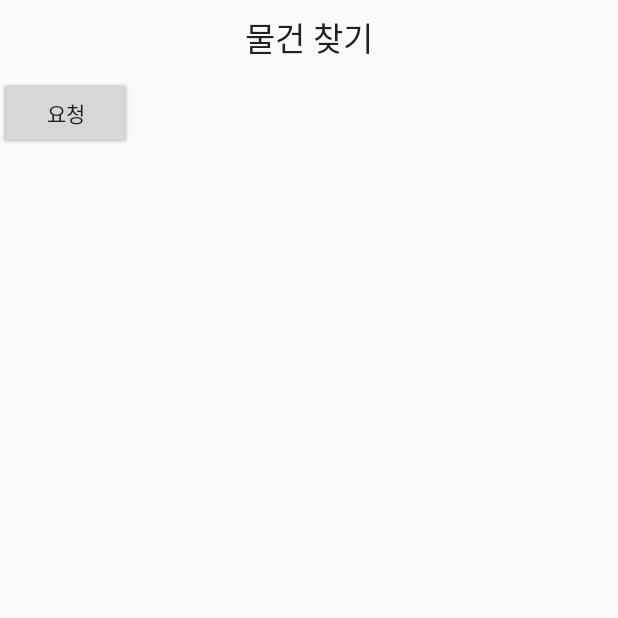
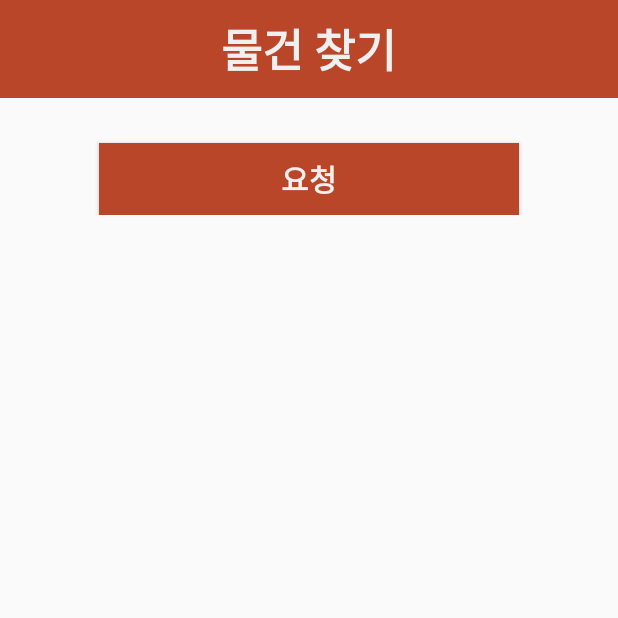
Before and after one commit to HyunIm/2018_Capstone_D.VA_Src_java, an Android app: the Find_Thing screen opened directly, with no data from a screen before it, on a phone screen of 412 x 824 dp, the top half of it. Run offline under Robolectric (Android 15) with nearby library versions, the phone set to English and light mode, and no system bars; network calls fail.

Commit message:
#1514 Mod Find_Thing UI
activity_find_thing.xml 수정

- Theme, Color, Size, Style 수정

```diff
--- a/DVa_app_project/app/src/main/java/com/example/a201311177/dva_app_project/Find_Thing.java
+++ b/DVa_app_project/app/src/main/java/com/example/a201311177/dva_app_project/Find_Thing.java
@@ -1,7 +1,9 @@
 package com.example.a201311177.dva_app_project;
 
+import android.content.Intent;
 import android.support.v7.app.AppCompatActivity;
 import android.os.Bundle;
+import android.view.View;
 
 public class Find_Thing extends AppCompatActivity {
 
@@ -10,4 +12,9 @@ public class Find_Thing extends AppCompatActivity {
         super.onCreate(savedInstanceState);
         setContentView(R.layout.activity_find__thing);
     }
+
+    public void onButtonMenu(View v) {
+        Intent MenuThing = new Intent(getApplicationContext(), SelectMenu.class);
+        startActivity(MenuThing);
+    }
 }
--- a/DVa_app_project/app/src/main/res/layout/activity_find__thing.xml
+++ b/DVa_app_project/app/src/main/res/layout/activity_find__thing.xml
@@ -6,50 +6,60 @@
     android:layout_height="match_parent"
     tools:context=".Find_Thing">
 
-    <Button
-        android:id="@+id/button12"
+    <LinearLayout
+        android:layout_width="match_parent"
+        android:layout_height="match_parent"
+        android:orientation="vertical">
+
+        <LinearLayout
+            android:layout_width="match_parent"
+            android:layout_height="wrap_content"
+            android:orientation="vertical"
+            android:background="@color/colorPrimaryDark">
+
+            <TextView
                 android:layout_width="wrap_content"
                 android:layout_height="wrap_content"
-        android:layout_marginLeft="52dp"
-        android:layout_marginStart="52dp"
+                android:layout_gravity="center"
+                android:text="물건 찾기"
+                android:textColor="@color/colorPrimary"
+                android:textSize="30dp"
+                android:textStyle="bold"
                 android:layout_marginTop="10dp"
-        android:text="취소"
-        app:layout_constraintStart_toStartOf="@+id/_dynamic"
-        app:layout_constraintTop_toBottomOf="@+id/textView5" />
+                android:layout_marginBottom="10dp"/>
+        </LinearLayout>
+
+        <LinearLayout
+            android:layout_width="match_parent"
+            android:layout_height="wrap_content"
+            android:orientation="vertical"
+            android:layout_marginTop="10dp">
 
             <Button
-        android:id="@+id/button13"
-        android:layout_width="wrap_content"
+                android:layout_width="280dp"
                 android:layout_height="wrap_content"
-        android:layout_marginEnd="49dp"
-        android:layout_marginRight="49dp"
-        android:layout_marginTop="10dp"
+                android:layout_gravity="center"
+                android:layout_marginTop="20dp"
+                android:background="@color/colorPrimaryDark"
+                android:onClick="onButtonMenu"
                 android:text="요청"
-        app:layout_constraintEnd_toEndOf="@+id/_dynamic"
-        app:layout_constraintTop_toBottomOf="@+id/textView5" />
+                android:textColor="@color/colorPrimary"
+                android:textSize="20dp"
+                android:textStyle="bold" />
+        </LinearLayout>
+
+        <LinearLayout
+            android:layout_width="match_parent"
+            android:layout_height="wrap_content"
+            android:orientation="vertical"
+            android:layout_marginTop="10dp">
 
             <ListView
-        android:layout_width="0dp"
-        android:layout_height="0dp"
-        android:layout_marginBottom="24dp"
-        android:layout_marginEnd="8dp"
-        android:layout_marginLeft="8dp"
-        android:layout_marginRight="8dp"
-        android:layout_marginStart="8dp"
-        android:layout_marginTop="10dp"
-        app:layout_constraintBottom_toBottomOf="parent"
-        app:layout_constraintEnd_toEndOf="parent"
-        app:layout_constraintStart_toStartOf="parent"
-        app:layout_constraintTop_toBottomOf="@+id/button12" />
+                android:layout_width="wrap_content"
+                android:layout_height="wrap_content">
 
-    <TextView
-        android:id="@+id/textView5"
-        android:layout_width="wrap_content"
-        android:layout_height="wrap_content"
-        android:layout_marginTop="8dp"
-        android:text="물건 찾기"
-        android:textAppearance="@android:style/TextAppearance.Large"
-        app:layout_constraintEnd_toEndOf="parent"
-        app:layout_constraintStart_toStartOf="parent"
-        app:layout_constraintTop_toTopOf="parent" />
+            </ListView>
+        </LinearLayout>
+    </LinearLayout>
+
 </android.support.constraint.ConstraintLayout>
```
Lines whose indentation alone changed are shown as unchanged.
